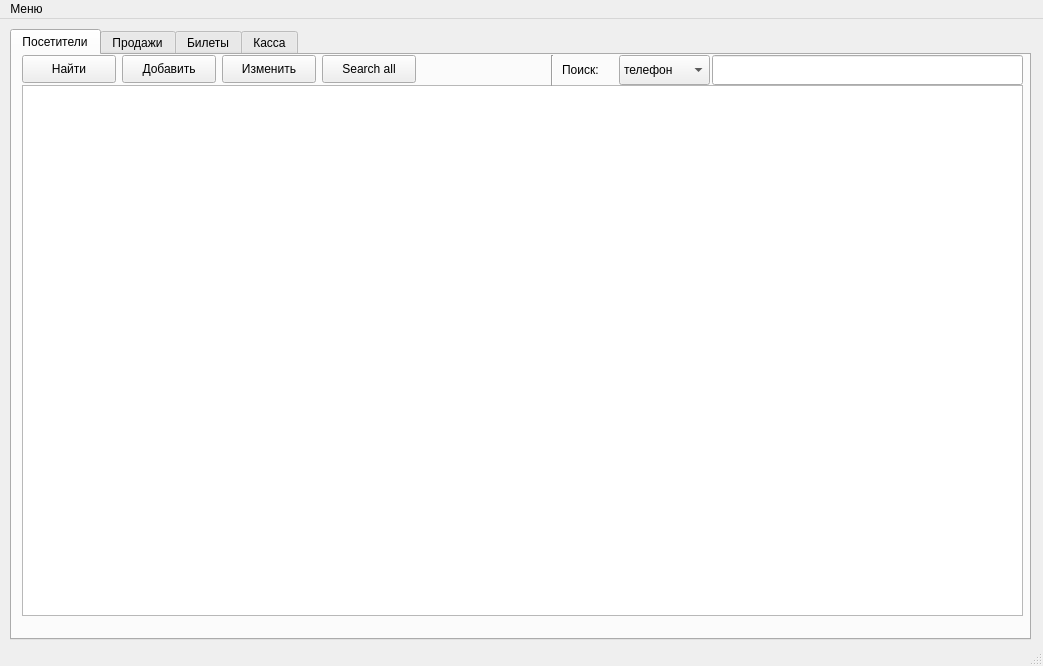
Above: forms/main_form.ui from MarcusStill/PyMASL before the change. Below: the same form after it.
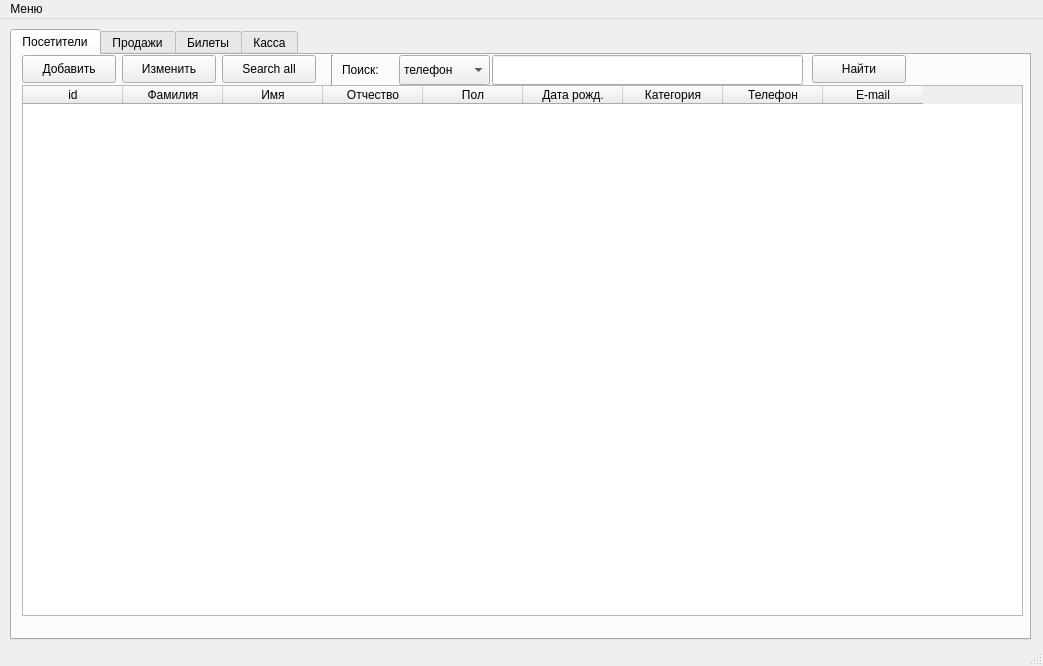
That is the form after the change.

Commit message: + search_client. work only phone! + search_selected_item + fix button "Изменить" + show all clients when the main form is opened + notes

```diff
--- a/forms/main_form.ui
+++ b/forms/main_form.ui
@@ -33,7 +33,7 @@
      <widget class="QLabel" name="label">
       <property name="geometry">
        <rect>
-        <x>550</x>
+        <x>330</x>
         <y>-1</y>
         <width>63</width>
         <height>31</height>
@@ -46,7 +46,7 @@
      <widget class="QComboBox" name="comboBox">
       <property name="geometry">
        <rect>
-        <x>607</x>
+        <x>387</x>
         <y>0</y>
         <width>91</width>
         <height>30</height>
@@ -71,7 +71,7 @@
      <widget class="QLineEdit" name="lineEdit">
       <property name="geometry">
        <rect>
-        <x>700</x>
+        <x>480</x>
         <y>0</y>
         <width>311</width>
         <height>30</height>
@@ -81,7 +81,7 @@
      <widget class="QPushButton" name="pushButton">
       <property name="geometry">
        <rect>
-        <x>10</x>
+        <x>800</x>
         <y>0</y>
         <width>94</width>
         <height>28</height>
@@ -100,11 +100,56 @@
         <height>531</height>
        </rect>
       </property>
+      <column>
+       <property name="text">
+        <string>id</string>
+       </property>
+      </column>
+      <column>
+       <property name="text">
+        <string>Фамилия</string>
+       </property>
+      </column>
+      <column>
+       <property name="text">
+        <string>Имя</string>
+       </property>
+      </column>
+      <column>
+       <property name="text">
+        <string>Отчество</string>
+       </property>
+      </column>
+      <column>
+       <property name="text">
+        <string>Пол</string>
+       </property>
+      </column>
+      <column>
+       <property name="text">
+        <string>Дата рожд.</string>
+       </property>
+      </column>
+      <column>
+       <property name="text">
+        <string>Категория</string>
+       </property>
+      </column>
+      <column>
+       <property name="text">
+        <string>Телефон</string>
+       </property>
+      </column>
+      <column>
+       <property name="text">
+        <string>E-mail</string>
+       </property>
+      </column>
      </widget>
      <widget class="Line" name="line">
       <property name="geometry">
        <rect>
-        <x>530</x>
+        <x>310</x>
         <y>0</y>
         <width>20</width>
         <height>31</height>
@@ -117,7 +162,7 @@
      <widget class="QPushButton" name="pushButton_2">
       <property name="geometry">
        <rect>
-        <x>110</x>
+        <x>10</x>
         <y>0</y>
         <width>94</width>
         <height>28</height>
@@ -130,7 +175,7 @@
      <widget class="QPushButton" name="pushButton_3">
       <property name="geometry">
        <rect>
-        <x>210</x>
+        <x>110</x>
         <y>0</y>
         <width>94</width>
         <height>28</height>
@@ -143,7 +188,7 @@
      <widget class="QPushButton" name="pushButton_4">
       <property name="geometry">
        <rect>
-        <x>310</x>
+        <x>210</x>
         <y>0</y>
         <width>94</width>
         <height>28</height>
```
The commit also changes 3 other files.
